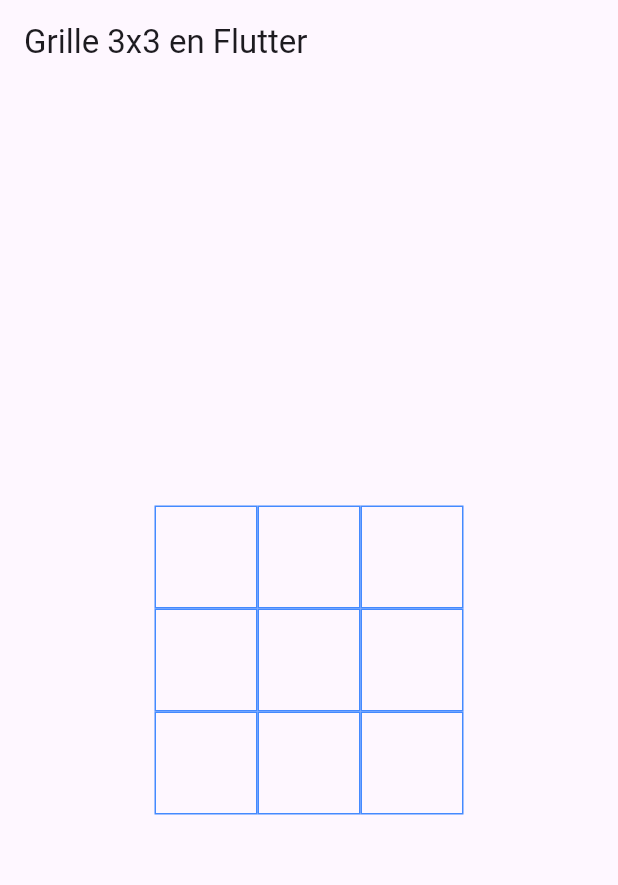
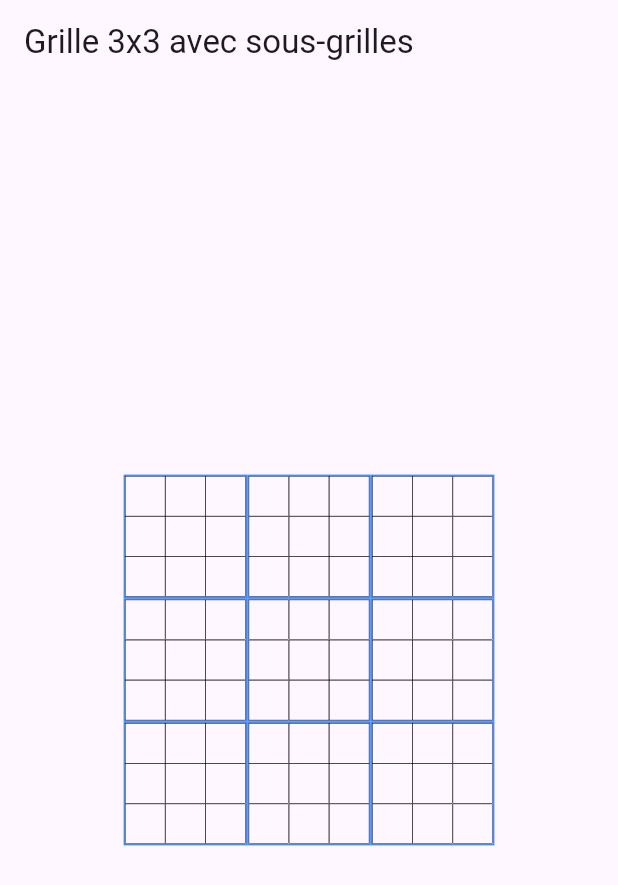
Before and after one commit to hrant2001/tp-flutter, a Flutter app: the screen it shows after launch, on a phone screen of 412 x 824 dp. Shown: the top 885 px of the screen. Run offline on Flutter 3.47's test engine with Material 3 defaults, Android fonts, the phone set to English and light mode, and no system bars.

Commit message:
Resolves 2

```diff
--- a/lib/gridscree.dart
+++ b/lib/grid_screen.dart
@@ -1,19 +1,17 @@
 import 'package:flutter/material.dart';
+import 'internal_grid.dart'; // Import du fichier séparé
 
 class GridScreen extends StatelessWidget {
   const GridScreen({super.key});
 
   @override
   Widget build(BuildContext context) {
-    // Récupérer les dimensions de l'écran
     double screenWidth = MediaQuery.of(context).size.width;
     double screenHeight = MediaQuery.of(context).size.height;
-
-    // Définir la taille maximale de la grille (moitié de l'écran)
-    double boxSize = (screenWidth < screenHeight ? screenWidth : screenHeight) / 6;
+    double boxSize = (screenWidth < screenHeight ? screenWidth : screenHeight) * 0.6 / 3;
 
     return Scaffold(
-      appBar: AppBar(title: const Text("Grille 3x3 en Flutter")),
+      appBar: AppBar(title: const Text("Grille 3x3 avec sous-grilles")),
       body: Center(
         child: SizedBox(
           height: boxSize * 3,
@@ -22,15 +20,15 @@ class GridScreen extends StatelessWidget {
             crossAxisCount: 3,
             children: List.generate(9, (x) {
               return Container(
-                width: boxSize,
-                height: boxSize,
                 decoration: BoxDecoration(
                   border: Border.all(color: Colors.blueAccent),
                 ),
+                child: InternalGrid(boxSize: boxSize / 3), // Ajout de la grille interne
               );
             }),
           ),
         ),
       ),
     );
-  }}
+  }
+}
--- /dev/null
+++ b/lib/internal_grid.dart
@@ -0,0 +1,25 @@
+import 'package:flutter/material.dart';
+
+class InternalGrid extends StatelessWidget {
+  final double boxSize;
+
+  const InternalGrid({super.key, required this.boxSize});
+
+  @override
+  Widget build(BuildContext context) {
+    return SizedBox(
+      height: boxSize,
+      width: boxSize,
+      child: GridView.count(
+        crossAxisCount: 3,
+        children: List.generate(9, (x) {
+          return Container(
+            decoration: BoxDecoration(
+              border: Border.all(color: Colors.black, width: 0.3),
+            ),
+          );
+        }),
+      ),
+    );
+  }
+}
--- a/lib/main.dart
+++ b/lib/main.dart
@@ -1,5 +1,5 @@
 import 'package:flutter/material.dart';
-import 'package:sudoku_starter/gridscree.dart';
+import 'package:sudoku_starter/grid_screen.dart';
 
 void main() {
   runApp(const MyApp());
```
